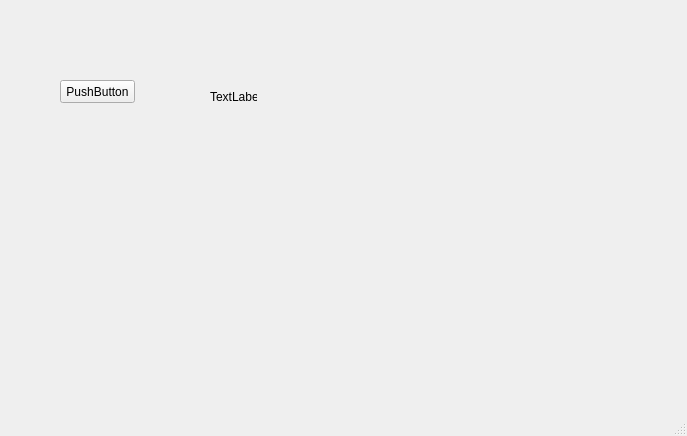
Before: the Qt Designer form software/pc/gui/gui.ui in Brollof/Yamori, drawn with Qt 5.
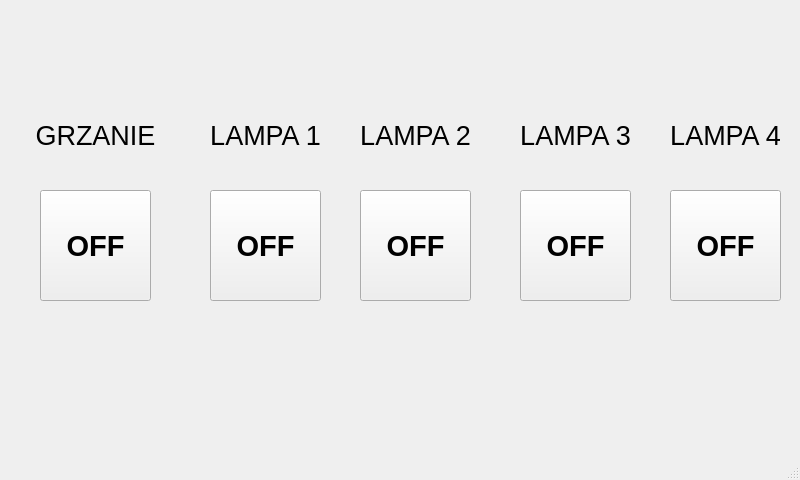
After: the same form once the commit is applied.

Commit message: GUI IO mockup

```diff
--- a/software/pc/gui/gui.ui
+++ b/software/pc/gui/gui.ui
@@ -6,10 +6,16 @@
    <rect>
     <x>0</x>
     <y>0</y>
-    <width>687</width>
-    <height>436</height>
+    <width>800</width>
+    <height>480</height>
    </rect>
   </property>
+  <property name="sizePolicy">
+   <sizepolicy hsizetype="Fixed" vsizetype="Fixed">
+    <horstretch>0</horstretch>
+    <verstretch>0</verstretch>
+   </sizepolicy>
+  </property>
   <property name="windowTitle">
    <string>MainWindow</string>
   </property>
@@ -17,27 +23,231 @@
    <widget class="QPushButton" name="pushButton">
     <property name="geometry">
      <rect>
-      <x>60</x>
-      <y>80</y>
-      <width>75</width>
-      <height>23</height>
+      <x>40</x>
+      <y>190</y>
+      <width>111</width>
+      <height>111</height>
      </rect>
     </property>
+    <property name="font">
+     <font>
+      <pointsize>22</pointsize>
+      <weight>75</weight>
+      <bold>true</bold>
+     </font>
+    </property>
     <property name="text">
-     <string>PushButton</string>
+     <string>OFF</string>
     </property>
    </widget>
-   <widget class="QLabel" name="label">
+   <widget class="QLabel" name="labHeat">
+    <property name="geometry">
+     <rect>
+      <x>20</x>
+      <y>100</y>
+      <width>151</width>
+      <height>71</height>
+     </rect>
+    </property>
+    <property name="font">
+     <font>
+      <pointsize>20</pointsize>
+      <weight>50</weight>
+      <bold>false</bold>
+     </font>
+    </property>
+    <property name="text">
+     <string>GRZANIE</string>
+    </property>
+    <property name="textFormat">
+     <enum>Qt::AutoText</enum>
+    </property>
+    <property name="alignment">
+     <set>Qt::AlignCenter</set>
+    </property>
+   </widget>
+   <widget class="QLabel" name="labLamp1">
+    <property name="geometry">
+     <rect>
+      <x>190</x>
+      <y>100</y>
+      <width>151</width>
+      <height>71</height>
+     </rect>
+    </property>
+    <property name="font">
+     <font>
+      <pointsize>20</pointsize>
+      <weight>50</weight>
+      <bold>false</bold>
+     </font>
+    </property>
+    <property name="text">
+     <string>LAMPA 1</string>
+    </property>
+    <property name="textFormat">
+     <enum>Qt::AutoText</enum>
+    </property>
+    <property name="alignment">
+     <set>Qt::AlignCenter</set>
+    </property>
+   </widget>
+   <widget class="QPushButton" name="btnLamp1">
     <property name="geometry">
      <rect>
       <x>210</x>
-      <y>90</y>
-      <width>47</width>
-      <height>13</height>
+      <y>190</y>
+      <width>111</width>
+      <height>111</height>
      </rect>
     </property>
+    <property name="font">
+     <font>
+      <pointsize>22</pointsize>
+      <weight>75</weight>
+      <bold>true</bold>
+     </font>
+    </property>
     <property name="text">
-     <string>TextLabel</string>
+     <string>OFF</string>
+    </property>
+   </widget>
+   <widget class="QPushButton" name="btnLamp2">
+    <property name="geometry">
+     <rect>
+      <x>360</x>
+      <y>190</y>
+      <width>111</width>
+      <height>111</height>
+     </rect>
+    </property>
+    <property name="font">
+     <font>
+      <pointsize>22</pointsize>
+      <weight>75</weight>
+      <bold>true</bold>
+     </font>
+    </property>
+    <property name="text">
+     <string>OFF</string>
+    </property>
+   </widget>
+   <widget class="QLabel" name="labLamp2">
+    <property name="geometry">
+     <rect>
+      <x>340</x>
+      <y>100</y>
+      <width>151</width>
+      <height>71</height>
+     </rect>
+    </property>
+    <property name="font">
+     <font>
+      <pointsize>20</pointsize>
+      <weight>50</weight>
+      <bold>false</bold>
+     </font>
+    </property>
+    <property name="text">
+     <string>LAMPA 2</string>
+    </property>
+    <property name="textFormat">
+     <enum>Qt::AutoText</enum>
+    </property>
+    <property name="alignment">
+     <set>Qt::AlignCenter</set>
+    </property>
+   </widget>
+   <widget class="QPushButton" name="btnLamp3">
+    <property name="geometry">
+     <rect>
+      <x>520</x>
+      <y>190</y>
+      <width>111</width>
+      <height>111</height>
+     </rect>
+    </property>
+    <property name="font">
+     <font>
+      <pointsize>22</pointsize>
+      <weight>75</weight>
+      <bold>true</bold>
+     </font>
+    </property>
+    <property name="text">
+     <string>OFF</string>
+    </property>
+   </widget>
+   <widget class="QLabel" name="labLamp3">
+    <property name="geometry">
+     <rect>
+      <x>500</x>
+      <y>100</y>
+      <width>151</width>
+      <height>71</height>
+     </rect>
+    </property>
+    <property name="font">
+     <font>
+      <pointsize>20</pointsize>
+      <weight>50</weight>
+      <bold>false</bold>
+     </font>
+    </property>
+    <property name="text">
+     <string>LAMPA 3</string>
+    </property>
+    <property name="textFormat">
+     <enum>Qt::AutoText</enum>
+    </property>
+    <property name="alignment">
+     <set>Qt::AlignCenter</set>
+    </property>
+   </widget>
+   <widget class="QLabel" name="labLamp4">
+    <property name="geometry">
+     <rect>
+      <x>650</x>
+      <y>100</y>
+      <width>151</width>
+      <height>71</height>
+     </rect>
+    </property>
+    <property name="font">
+     <font>
+      <pointsize>20</pointsize>
+      <weight>50</weight>
+      <bold>false</bold>
+     </font>
+    </property>
+    <property name="text">
+     <string>LAMPA 4</string>
+    </property>
+    <property name="textFormat">
+     <enum>Qt::AutoText</enum>
+    </property>
+    <property name="alignment">
+     <set>Qt::AlignCenter</set>
+    </property>
+   </widget>
+   <widget class="QPushButton" name="btnLamp4">
+    <property name="geometry">
+     <rect>
+      <x>670</x>
+      <y>190</y>
+      <width>111</width>
+      <height>111</height>
+     </rect>
+    </property>
+    <property name="font">
+     <font>
+      <pointsize>22</pointsize>
+      <weight>75</weight>
+      <bold>true</bold>
+     </font>
+    </property>
+    <property name="text">
+     <string>OFF</string>
     </property>
    </widget>
   </widget>
```
Left out of the diff: 6 changed lines with no effect on the pictures. The commit also changes 2 other files.
